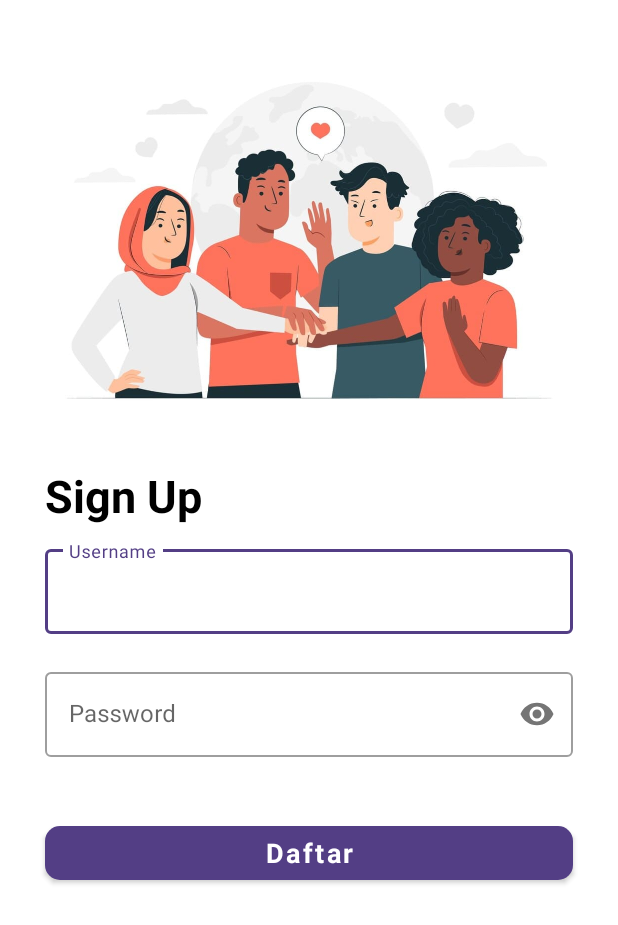
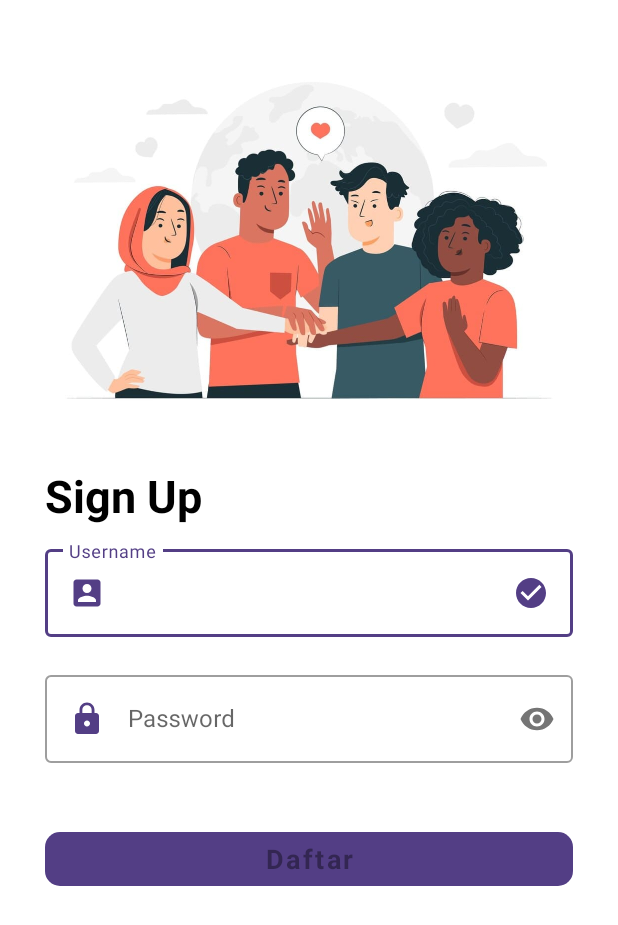
Before and after one commit to rian0502/LoginAuth, an Android app: the RegisterActivity screen opened directly, with no data from a screen before it, on a phone screen of 412 x 824 dp. Shown: the top 925 px of the screen. Run offline under Robolectric (Android 15) with nearby library versions, the light colour scheme and no system bars; Roboto replaces fonts that are not available here.

Commit message:
design homapage

```diff
--- a/app/src/main/java/com/belajar/loginauth/API/Service.java
+++ b/app/src/main/java/com/belajar/loginauth/API/Service.java
@@ -17,4 +17,9 @@
     @POST("create.php")
     Call<LoginRes> createUser(@Field("username") String username,
                               @Field("password") String password);
+    @FormUrlEncoded
+    @POST("find_user.php")
+    Call<LoginRes> findUser(@Field("username") String username);
+
+
 }
--- /dev/null
+++ b/app/src/main/res/drawable/vertiv.xml
@@ -0,0 +1,5 @@
+<vector android:height="24dp" android:tint="#533E85"
+    android:viewportHeight="24" android:viewportWidth="24"
+    android:width="24dp" xmlns:android="http://schemas.android.com/apk/res/android">
+    <path android:fillColor="@android:color/white" android:pathData="M12,2C6.48,2 2,6.48 2,12s4.48,10 10,10 10,-4.48 10,-10S17.52,2 12,2zM10,17l-5,-5 1.41,-1.41L10,14.17l7.59,-7.59L19,8l-9,9z"/>
+</vector>
--- a/app/src/main/res/layout/activity_register.xml
+++ b/app/src/main/res/layout/activity_register.xml
@@ -41,8 +41,13 @@
             <com.google.android.material.textfield.TextInputEditText
                 android:id="@+id/tfRegisUsername"
                 android:layout_width="match_parent"
+                android:maxLength="14"
+                android:drawableStart="@drawable/user"
+                android:drawablePadding="15sp"
+                android:drawableEnd="@drawable/vertiv"
                 android:layout_height="wrap_content" />
         </com.google.android.material.textfield.TextInputLayout>
+
         <com.google.android.material.textfield.TextInputLayout
             android:layout_width="match_parent"
             android:layout_height="wrap_content"
@@ -54,9 +59,13 @@
             <com.google.android.material.textfield.TextInputEditText
                 android:id="@+id/tfRegisPass"
                 android:layout_width="match_parent"
+                android:drawableStart="@drawable/lock"
+                android:drawablePadding="15sp"
+                android:maxLength="15"
                 android:layout_height="wrap_content"
                 android:inputType="textPassword"/>
         </com.google.android.material.textfield.TextInputLayout>
+
         <com.google.android.material.button.MaterialButton
             android:id="@+id/btdaftar"
             android:layout_width="match_parent"
```
Also changed, not shown: app/src/main/java/com/belajar/loginauth/Activitys/RegisterActivity.java (+44 -3 lines), app/src/main/res/layout/activity_progress.xml (+9 -0 lines), app/src/main/res/drawable/waiting.png (added).
